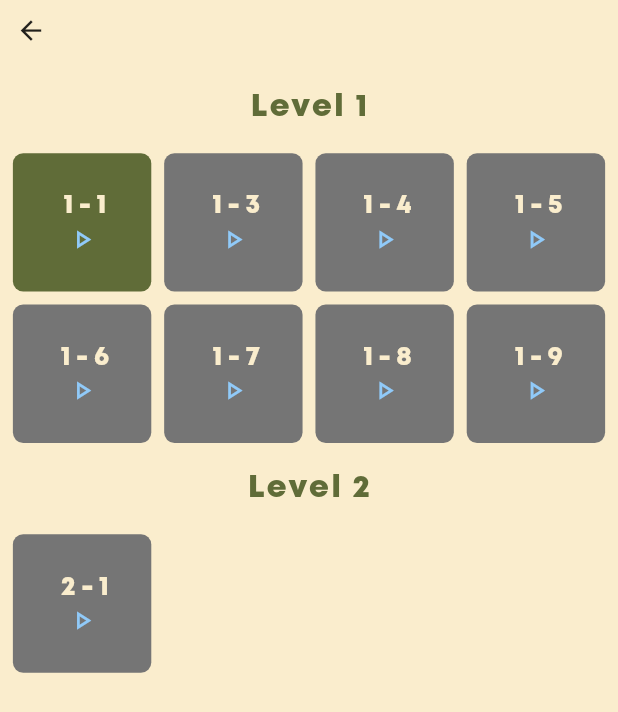
After one commit to enehry/utak_riscian, a Flutter app: the StagesScreen screen opened directly, on a phone screen of 412 x 824 dp. The commit adds this screen. Shown: the top 712 px of the screen. Run offline on Flutter 3.47's test engine with Material 2 defaults, Android fonts, the phone set to English and light mode, and no system bars; our stand-ins replace flutter_signin_button, flutter_svg, just_audio, package_info_plus, responsive_framework, shared_preferences; missing offline and left inert: animated_button; accounts and stored records are empty; project files that could hold a hidden picture were left out.

Commit message:
added stages

```diff
--- a/lib/providers/theme_provider.dart
+++ b/lib/providers/theme_provider.dart
@@ -23,9 +23,9 @@ class ThemeProvider with ChangeNotifier {
   }
 
   ThemeData darkTheme() => ThemeData(
-        scaffoldBackgroundColor: Color(0xFffaedcd),
+        scaffoldBackgroundColor: Color.fromARGB(255, 70, 70, 70),
         primaryColor: Color(0xFF2D2D2D),
-        backgroundColor: Color(0xFFfaedcd),
+        backgroundColor: Color.fromARGB(255, 90, 90, 90),
         textTheme: TextTheme(
           headline1: TextStyle(
             fontSize: 24.0,
@@ -62,7 +62,7 @@ class ThemeProvider with ChangeNotifier {
 
   ThemeData classicTheme() => ThemeData(
         scaffoldBackgroundColor: Color(0xFFfaedcd),
-        primaryColor: Color(0xFF99DDC8),
+        primaryColor: Color(0xFF283F3B),
         backgroundColor: Color(0xFFfaedcd),
         textTheme: TextTheme(
           headline1: TextStyle(
--- a/lib/question.dart
+++ b/lib/question.dart
@@ -4,14 +4,24 @@ class Question {
   final int id;
   final List<String> answer;
   final String definition;
+  final int stage;
+  final int level;
 
-  Question({required this.id, required this.answer, required this.definition});
+  Question({
+    required this.id,
+    required this.answer,
+    required this.definition,
+    required this.level,
+    required this.stage,
+  });
 
   Map<String, dynamic> toMap() {
     return {
       'id': id,
       'answer': answer,
       'definition': definition,
+      'level': level,
+      'stage': stage,
     };
   }
 
@@ -22,6 +32,8 @@ class Question {
           .map((e) => e.toUpperCase())
           .toList(),
       definition: map['definition'] ?? '',
+      level: map['level'] ?? 0,
+      stage: map['stage'] ?? 0,
     );
   }
 
--- a/lib/question_bank.dart
+++ /dev/null
@@ -1 +0,0 @@
-class QuestionBank {}
--- /dev/null
+++ b/lib/screens/stages_screen.dart
@@ -0,0 +1,144 @@
+import 'package:flutter/material.dart';
+import 'package:provider/provider.dart';
+import 'package:utak_riscian/providers/game_screen_provider.dart';
+import 'package:utak_riscian/question.dart';
+import 'package:utak_riscian/screens/game_screen.dart';
+
+class StagesScreen extends StatelessWidget {
+  const StagesScreen({Key? key}) : super(key: key);
+
+  @override
+  Widget build(BuildContext context) {
+    return Scaffold(
+      body: SafeArea(
+        child: Column(
+          children: [
+            // back button
+            Row(
+              mainAxisAlignment: MainAxisAlignment.start,
+              children: [
+                IconButton(
+                  icon: Icon(Icons.arrow_back),
+                  onPressed: () {
+                    Navigator.pop(context);
+                  },
+                ),
+              ],
+            ),
+            Expanded(
+              child: Builder(
+                builder: ((context) {
+                  final questions =
+                      context.watch<GameScreenProvider>().questions;
+                  final stage = context.watch<GameScreenProvider>().stage;
+
+                  List<List<Question>> levels = [];
+
+                  // store questions by level
+                  for (int i = 0; i < questions.length; i++) {
+                    if (i != questions.length - 1) {
+                      if (questions[i].level != questions[i + 1].level) {
+                        levels.add([questions[i]]);
+                      } else {
+                        levels[questions[i].level - 1].add(questions[i]);
+                      }
+                    }
+                  }
+
+                  // display questions by level grid
+
+                  return ListView.builder(
+                      itemCount: levels.length,
+                      itemBuilder: (context, listIndex) {
+                        return Column(
+                          children: [
+                            SizedBox(
+                              height: 20.0,
+                            ),
+                            Text(
+                              'Level ${levels[listIndex][0].level}',
+                              style: Theme.of(context).textTheme.headline1,
+                            ),
+                            SizedBox(
+                              height: 20.0,
+                            ),
+                            Padding(
+                              padding:
+                                  const EdgeInsets.symmetric(horizontal: 10.0),
+                              child: GridView.builder(
+                                itemCount: levels[listIndex].length,
+                                shrinkWrap: true,
+                                physics: NeverScrollableScrollPhysics(),
+                                gridDelegate:
+                                    SliverGridDelegateWithFixedCrossAxisCount(
+                                  crossAxisCount: 4,
+                                  crossAxisSpacing: 10.0,
+                                  mainAxisSpacing: 10.0,
+                                ),
+                                itemBuilder: (BuildContext context, int index) {
+                                  return GestureDetector(
+                                    onTap: () {
+                                      if (levels[listIndex][index].id - 1 <=
+                                          stage) {
+                                        context
+                                            .read<GameScreenProvider>()
+                                            .setQuestion(
+                                                levels[listIndex][index].id -
+                                                    1);
+                                        Navigator.push(
+                                          context,
+                                          MaterialPageRoute(
+                                            builder: (context) => GameScreen(),
+                                          ),
+                                        );
+                                      }
+                                    },
+                                    child: Container(
+                                      decoration: BoxDecoration(
+                                        color:
+                                            levels[listIndex][index].id - 1 <=
+                                                    stage
+                                                ? Theme.of(context)
+                                                    .colorScheme
+                                                    .secondary
+                                                : Colors.grey[600],
+                                        borderRadius:
+                                            BorderRadius.circular(8.0),
+                                      ),
+                                      child: Center(
+                                        child: Column(
+                                          mainAxisAlignment:
+                                              MainAxisAlignment.center,
+                                          children: [
+                                            Text(
+                                              ' ${levels[listIndex][index].level} - ${levels[listIndex][index].stage}',
+                                              style: Theme.of(context)
+                                                  .textTheme
+                                                  .bodyText1!
+                                                  .copyWith(fontSize: 20.0),
+                                            ),
+                                            Icon(
+                                              Icons.play_arrow_outlined,
+                                              color: Theme.of(context)
+                                                  .backgroundColor,
+                                            )
+                                          ],
+                                        ),
+                                      ),
+                                    ),
+                                  );
+                                },
+                              ),
+                            )
+                          ],
+                        );
+                      });
+                }),
+              ),
+            ),
+          ],
+        ),
+      ),
+    );
+  }
+}
--- a/lib/widgets/status_header_widget.dart
+++ b/lib/widgets/status_header_widget.dart
@@ -31,7 +31,7 @@ class StatusHeaderWidget extends StatelessWidget {
                   width: 10.0,
                 ),
                 Text(
-                  gameScreenProvider.stage.toString(),
+                  "${gameScreenProvider.question.level} - ${gameScreenProvider.question.stage}",
                   style: Theme.of(context).textTheme.headline1,
                 )
               ],
```
Also changed, not shown: assets/questions.json (+26 -62 lines), lib/fact.dart (added, +32 -0 lines), lib/providers/game_screen_provider.dart (+24 -8 lines), lib/screens/home_screen.dart (+23 -0 lines), lib/screens/qr_code.dart (added, +14 -0 lines), lib/widgets/answer_widget.dart (+21 -0 lines).
